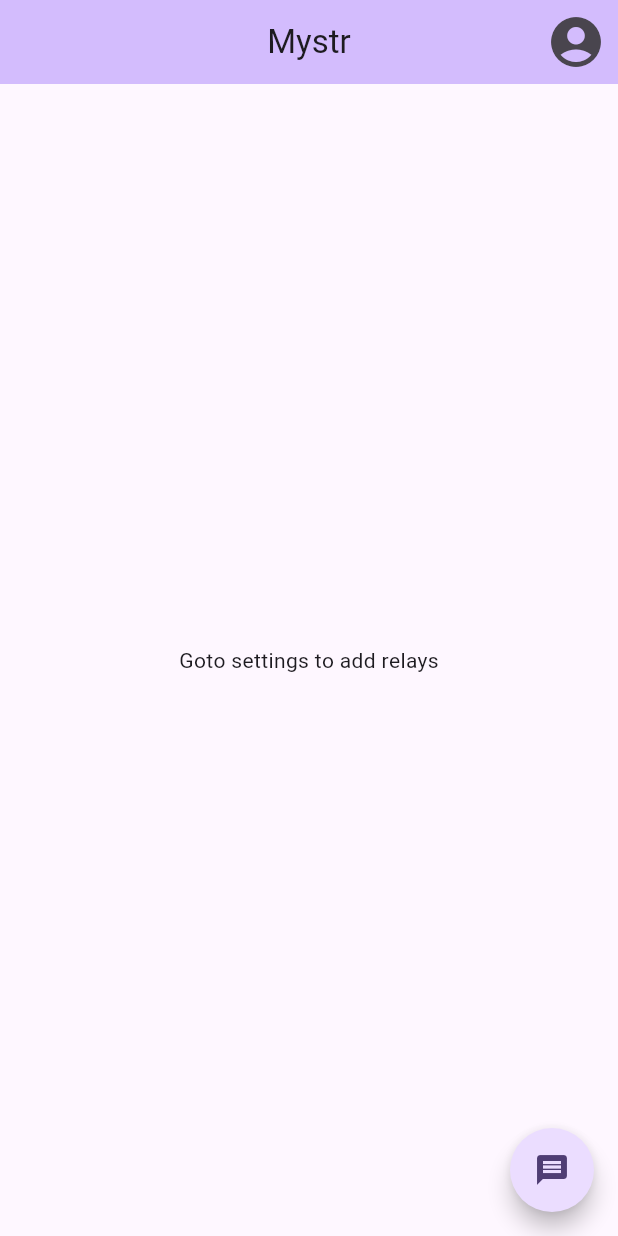
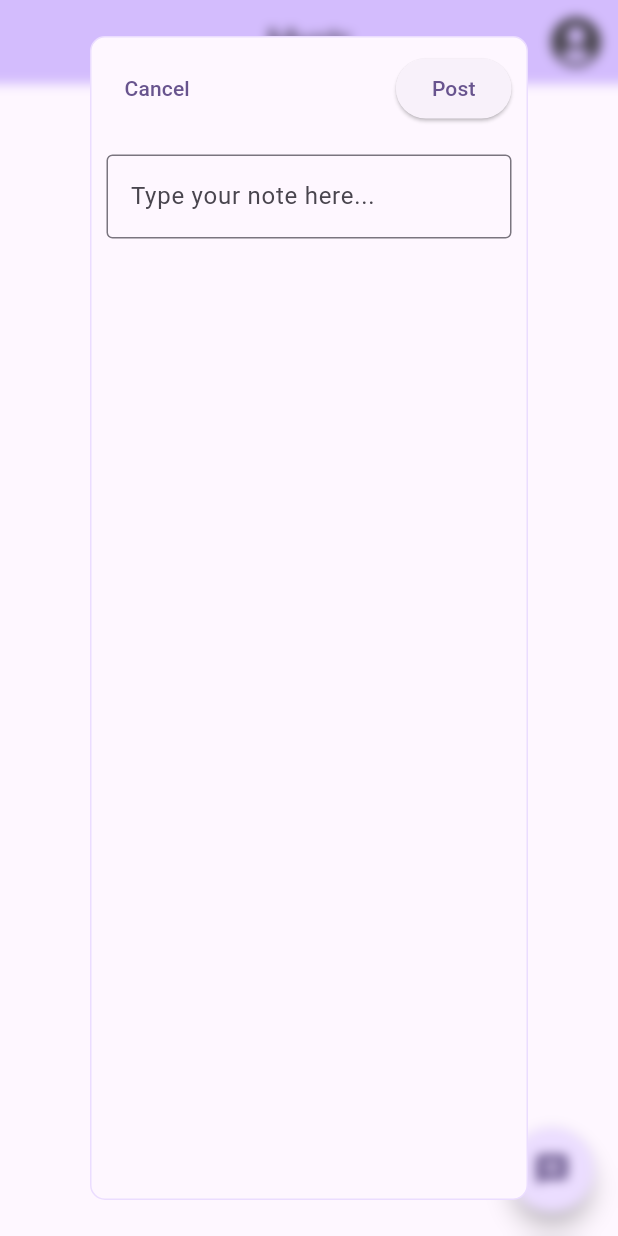
Before and after one commit to hazeycode/Mystr, a Flutter app: the screen it shows after launch, after a tap on the "message" icon, on a phone screen of 412 x 824 dp. Run offline on Flutter 3.47's test engine with Material 2 defaults, Android fonts, the phone set to English and light mode, and no system bars; our stand-ins replace get_storage; missing offline and left inert: nostr.

Commit message:
sktech out new post widget

```diff
--- a/lib/main_page.dart
+++ b/lib/main_page.dart
@@ -1,3 +1,4 @@
+import 'dart:ui';
 import 'package:flutter/material.dart';
 import 'package:provider/provider.dart';
 import 'package:nostr/nostr.dart';
@@ -5,8 +6,15 @@ import 'package:web_socket_channel/web_socket_channel.dart';
 
 import 'model.dart';
 
-class MainPage extends StatelessWidget {
+class MainPage extends StatefulWidget {
   const MainPage({super.key});
+
+  @override
+  State<MainPage> createState() => _MainPageState();
+}
+
+class _MainPageState extends State<MainPage> {
+  OverlayEntry? _overlayEntry;
 
   @override
   Widget build(BuildContext context) {
@@ -30,8 +38,23 @@ class MainPage extends StatelessWidget {
       endDrawer: _SettingsPanel(),
       body: const _FeedView(),
       floatingActionButton: FloatingActionButton(
-        onPressed: (){
-          // TODO: display new post widget
+        onPressed: () {
+          _overlayEntry = OverlayEntry(
+            builder: (_) => BackdropFilter(
+              filter: ImageFilter.blur(sigmaX: 4, sigmaY: 4),
+              child: Stack(
+                children: [
+                    GestureDetector(
+                      onTap: () => _overlayEntry?.remove(),
+                    ),
+                    _NewNoteWidget(dismiss: () => {
+                      _overlayEntry?.remove()
+                    }),
+                ],
+              ),
+            ),
+          );
+          Overlay.of(context).insert(_overlayEntry!);
         },
         tooltip: 'New post...',
         shape: const CircleBorder(),
@@ -192,6 +215,65 @@ class _FeedNoteWidget extends StatelessWidget {
   }
 }
 
+class _NewNoteWidget extends StatefulWidget {
+  const _NewNoteWidget({required this.dismiss});
+
+  final Function() dismiss;
+
+  @override
+  State<_NewNoteWidget> createState() => _NewNoteWidgetState();
+}
+
+class _NewNoteWidgetState extends State<_NewNoteWidget> {
+  @override
+  Widget build(BuildContext context) {
+    return Container(
+      margin: const EdgeInsets.symmetric(vertical: 24.0, horizontal: 60.0),
+      child: Container(
+        decoration: BoxDecoration(
+          color: Theme.of(context).colorScheme.background,
+          border: Border.all(
+            color: Theme.of(context).colorScheme.primaryContainer,
+          ),
+          borderRadius: const BorderRadius.all(Radius.circular(10))
+        ),
+        padding: const EdgeInsets.all(10),
+        child: Column(
+          children: [
+            Row(
+              children: [
+                TextButton(
+                  onPressed: widget.dismiss,
+                  child: const Text('Cancel'),
+                ),
+                const Spacer(),
+                ElevatedButton(
+                  onPressed: widget.dismiss, // TODO: send note before dismissing overlay
+                  child: const Text('Post'),
+                ),
+              ],
+            ),
+            Container(
+              margin: const EdgeInsets.only(top: 20),
+              child: Material(
+                child: TextFormField( // TODO: Fill vertical space with text field
+                  autofocus: true,
+                  keyboardType: TextInputType.multiline,
+                  maxLines: null,
+                  decoration: const InputDecoration(
+                    border: OutlineInputBorder(),
+                    hintText: 'Type your note here...'
+                  ),
+                ),
+              ),
+            ),
+          ],
+        ),
+      ),
+    );
+  }
+}
+
 class _SettingsPanel extends StatelessWidget {
   @override
   Widget build(BuildContext context) {
```
